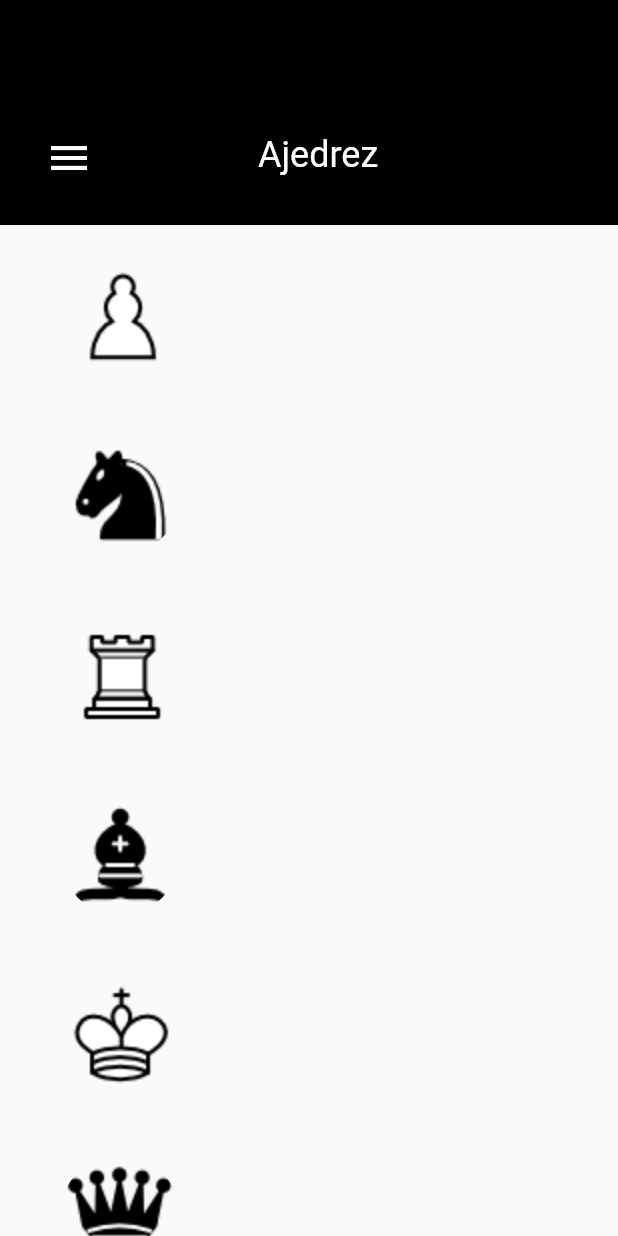
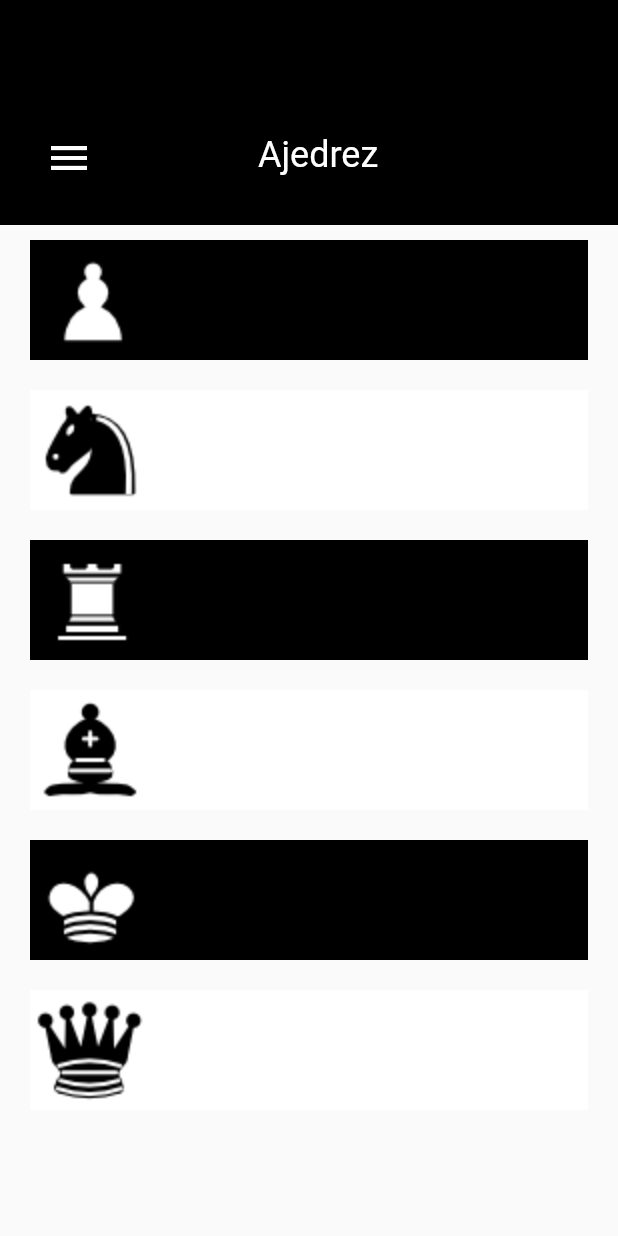
Before and after one commit to jarcasta/platzi-third-challenge, a Flutter app: the screen it shows after launch, on a phone screen of 412 x 824 dp. Run offline on Flutter 3.47's test engine with Material 2 defaults, Android fonts, the phone set to English and light mode, and no system bars.

Commit message:
feature: start to add shape to pieces container

```diff
--- a/lib/main.dart
+++ b/lib/main.dart
@@ -21,15 +21,15 @@ class MyApp extends StatelessWidget {
             children: [
               PrincipalAppBar('Ajedrez'),
               Container(
-                margin: EdgeInsets.only(top: 130),
+                margin: EdgeInsets.only(top: 140),
                 child: Column(
                   children: [
-                    ItemCard('assets/img/chessPieces/Peon.png'),
-                    ItemCard('assets/img/chessPieces/Caballo.png'),
-                    ItemCard('assets/img/chessPieces/Torre.png'),
-                    ItemCard('assets/img/chessPieces/Alfil.png'),
-                    ItemCard('assets/img/chessPieces/Rey.png'),
-                    ItemCard('assets/img/chessPieces/Dama.png'),
+                    ItemCard('assets/img/chessPieces/Peon.png', true),
+                    ItemCard('assets/img/chessPieces/Caballo.png', false),
+                    ItemCard('assets/img/chessPieces/Torre.png', true),
+                    ItemCard('assets/img/chessPieces/Alfil.png', false),
+                    ItemCard('assets/img/chessPieces/Rey.png', true),
+                    ItemCard('assets/img/chessPieces/Dama.png', false),
                   ],
                 ),
               )
--- a/lib/shared/ItemCard.dart
+++ b/lib/shared/ItemCard.dart
@@ -3,12 +3,14 @@ import 'package:flutter/material.dart';
 class ItemCard extends StatelessWidget{
 
   String imagePath;
+  bool isWhite;
 
-  ItemCard(this.imagePath);
+  ItemCard(this.imagePath, this.isWhite);
 
   @override
   Widget build(BuildContext context) {
     return Container(
+      color: isWhite ? Colors.black : Colors.white ,
       margin: EdgeInsets.only(
         top: 20.0,
         left: 20.0,
@@ -18,22 +20,24 @@ class ItemCard extends StatelessWidget{
         crossAxisAlignment: CrossAxisAlignment.start,
         children: [
           Container(
-            margin: EdgeInsets.only(
-              top: 20.0,
-              left: 20.0,
-            ),
-            width: 80.0,
-            height: 80.0,
-            decoration: BoxDecoration(
-                shape: BoxShape.circle,
+            child: Container(
+              margin: EdgeInsets.only(
+                top: 0.0,
+                left: 0.0,
+              ),
+              width: 80.0,
+              height: 80.0,
+              decoration: BoxDecoration(
+                shape: BoxShape.rectangle,
                 image: DecorationImage(
                   fit: BoxFit.cover,
                   image: AssetImage(
                       imagePath
                   ),
                 )
+              ),
             ),
-          )
+          ),
         ],
       ),
     );
```
